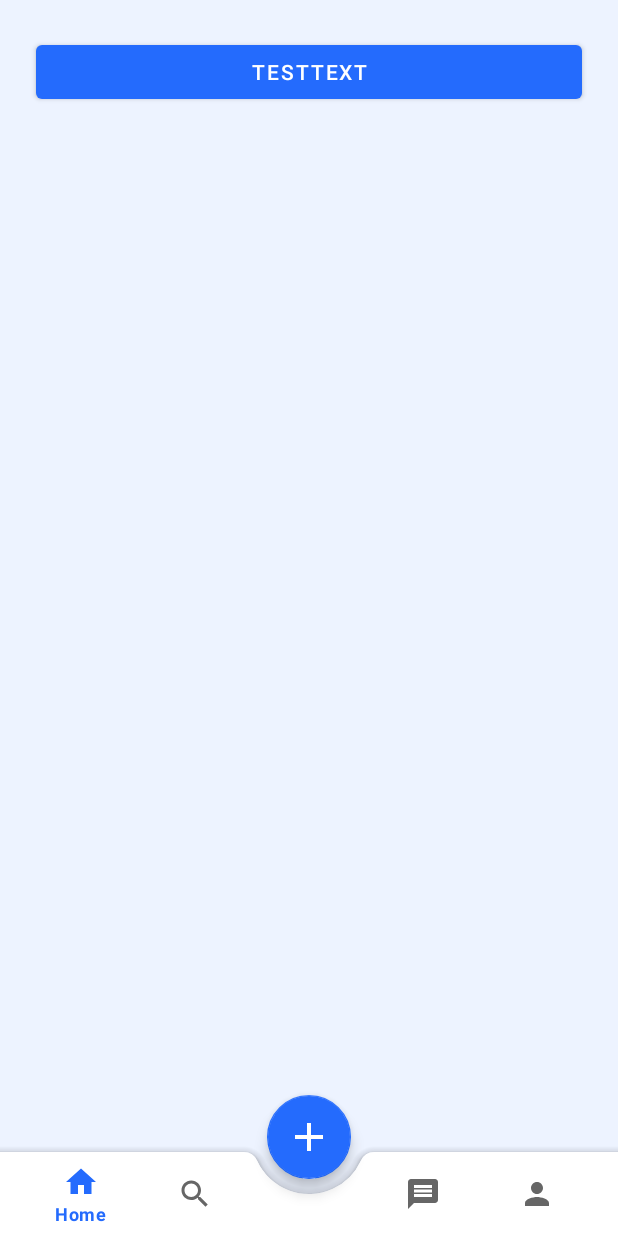
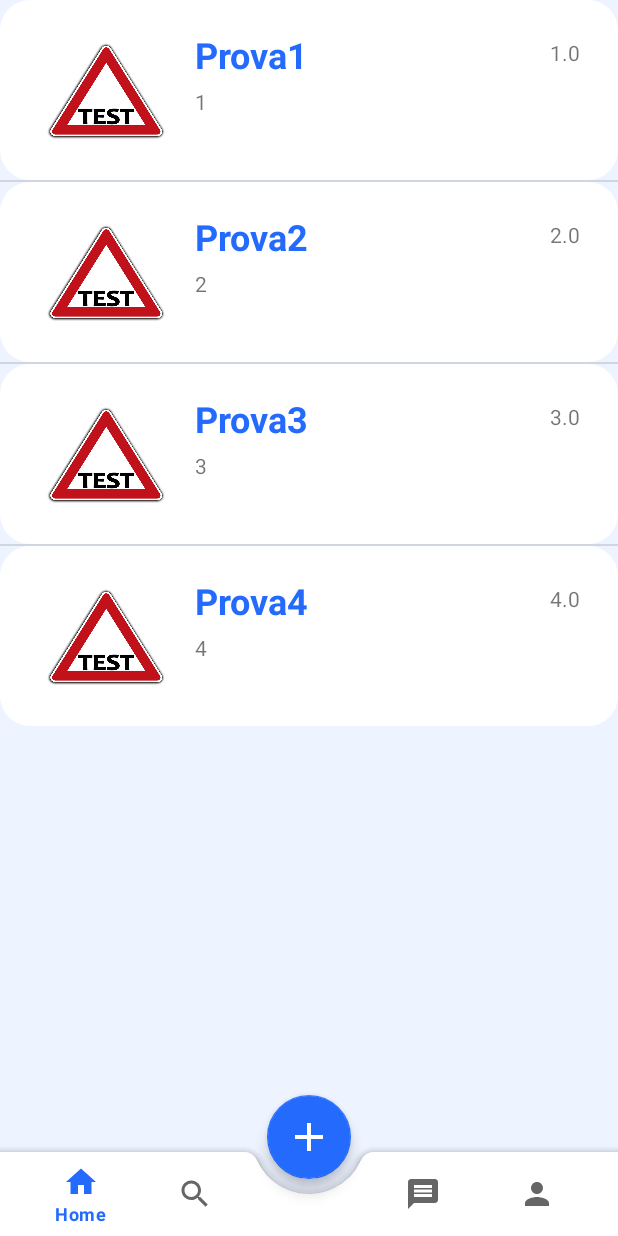
Before and after one commit to Javaninja-lab/UsedBooks, an Android app: the screen it shows after launch (MainActivity), after a tap on "LOGIN", on a phone screen of 412 x 824 dp. Run offline under Robolectric (Android 15) with nearby library versions, the phone set to English and light mode, and no system bars; our stand-ins replace navigation-ui.

Commit message:
- Rimossa la libreria 'kotlin-android-extensions' e passaggio a findViewById(dd : Int) - Implementato l'adapter per mostrare i Materiale.kt in HomeFragment.kt - Implementato il passaggio tra HomeFragment.kt e MaterialeFragment.kt (non il passaggio di parametri)

```diff
--- a/app/build.gradle
+++ b/app/build.gradle
@@ -1,7 +1,6 @@
 plugins {
     id 'com.android.application'
     id 'org.jetbrains.kotlin.android'
-    id 'kotlin-android-extensions'
     id 'com.google.gms.google-services'
 }
 
@@ -52,11 +51,6 @@ dependencies {
     implementation("androidx.navigation:navigation-dynamic-features-fragment:2.4.2")
     implementation 'com.google.firebase:firebase-firestore-ktx:24.1.1'
 
-    implementation 'com.google.firebase:firebase-analytics-ktx'
-    implementation 'com.google.firebase:firebase-auth-ktx'
-    implementation 'com.google.firebase:firebase-firestore-ktx'
-
-
     testImplementation 'junit:junit:4.13.2'
     androidTestImplementation 'androidx.test.ext:junit:1.1.3'
     androidTestImplementation 'androidx.test.espresso:espresso-core:3.4.0'
--- a/app/src/main/java/com/example/usedbooks/LoginActivity.kt
+++ b/app/src/main/java/com/example/usedbooks/LoginActivity.kt
@@ -3,19 +3,21 @@ package com.example.usedbooks
 import android.content.Intent
 import androidx.appcompat.app.AppCompatActivity
 import android.os.Bundle
+import android.widget.Button
 import com.example.usedbooks.main.MainActivity
-import kotlinx.android.synthetic.main.activity_login.*
 
 class LoginActivity : AppCompatActivity() {
     override fun onCreate(savedInstanceState: Bundle?) {
         super.onCreate(savedInstanceState)
         setContentView(R.layout.activity_login)
 
+        val btn_SingIn = findViewById<Button>(R.id.btn_SingIn)
         btn_SingIn.setOnClickListener {
             val i = Intent(this, RegisterActivity::class.java);
             startActivity(i)
             overridePendingTransition(R.anim.slide_in_right, R.anim.slide_out_left)
         }
+        val btn_Login = findViewById<Button>(R.id.btn_Login)
         btn_Login.setOnClickListener {
             val i = Intent(this, MainActivity::class.java)
             startActivity(i)
--- a/app/src/main/java/com/example/usedbooks/dataClass/Database.kt
+++ b/app/src/main/java/com/example/usedbooks/dataClass/Database.kt
@@ -16,7 +16,7 @@ class Database() {
     private fun getMateriali() : ArrayList<Materiale> {
         val dareturn = ArrayList<Materiale>()
         for(i in 1..4) {
-            dareturn.add(Materiale(i, "Prova"+i, "Descrizione_"+i, i.toFloat(), i.toFloat(), i, i))
+            dareturn.add(Materiale(i, "Prova"+i, "Descrizione_"+i, i.toDouble(), i.toFloat(), i.toFloat(), i, i))
         }
         return dareturn
     }
--- a/app/src/main/java/com/example/usedbooks/dataClass/Materiale.kt
+++ b/app/src/main/java/com/example/usedbooks/dataClass/Materiale.kt
@@ -1,3 +1,3 @@
 package com.example.usedbooks.dataClass
 
-data class Materiale(val id : Int, val nome : String, val descrizione : String, val cordx : Float, val cordy : Float, val idCorso : Int, val idVenditore : Int)
+data class Materiale(val id : Int, public val nome : String, val descrizione : String, val prezzo : Double, val cordx : Float, val cordy : Float, val idCorso : Int, val idVenditore : Int)
--- a/app/src/main/java/com/example/usedbooks/main/MainActivity.kt
+++ b/app/src/main/java/com/example/usedbooks/main/MainActivity.kt
@@ -3,12 +3,13 @@ package com.example.usedbooks.main
 import android.content.Intent
 import androidx.appcompat.app.AppCompatActivity
 import android.os.Bundle
+import android.widget.Button
 import androidx.navigation.findNavController
 import androidx.navigation.ui.setupWithNavController
 import com.example.usedbooks.NuovoAnnuncioActivity
 import com.example.usedbooks.R
 import com.google.android.material.bottomnavigation.BottomNavigationView
-import kotlinx.android.synthetic.main.activity_main.*
+import com.google.android.material.floatingactionbutton.FloatingActionButton
 
 
 class MainActivity : AppCompatActivity() {
@@ -21,8 +22,8 @@ class MainActivity : AppCompatActivity() {
         val bottomNav = findViewById<BottomNavigationView>(R.id.bottomNavigationView)
         bottomNav.setupWithNavController(navController)
 
-
-        buttonAddAnnuncio.setOnClickListener {
+        val btn_Add_Annuncio = findViewById<FloatingActionButton>(R.id.btn_Add_Annuncio)
+        btn_Add_Annuncio.setOnClickListener {
             val i = Intent(this, NuovoAnnuncioActivity::class.java)
             startActivity(i)
         }
--- a/app/src/main/java/com/example/usedbooks/main/home/HomeFragment.kt
+++ b/app/src/main/java/com/example/usedbooks/main/home/HomeFragment.kt
@@ -1,14 +1,16 @@
 package com.example.usedbooks.main.home
 
+import android.content.Context
 import android.os.Bundle
 import androidx.fragment.app.Fragment
 import android.view.LayoutInflater
 import android.view.View
 import android.view.ViewGroup
-import android.widget.Button
+import android.widget.*
 import androidx.navigation.findNavController
 import com.example.usedbooks.R
-import com.example.usedbooks.main.home.MaterialeFragment
+import com.example.usedbooks.dataClass.Database
+import com.example.usedbooks.dataClass.Materiale
 
 class HomeFragment : Fragment() {
 
@@ -19,26 +21,55 @@ class HomeFragment : Fragment() {
     ): View? {
         val view = inflater.inflate(R.layout.fragment_home, container, false)
 
-        val btn = view.findViewById<Button>(R.id.btn_test_home)
+        val adapter = MaterialeAdapter(this.requireContext(), Database.getMateriali())
+        val lv_home = view.findViewById<ListView>(R.id.lv_home)
+        lv_home.adapter = adapter
+        lv_home.setOnItemClickListener { adapterView, view, i, l ->
+            view.findNavController().navigate(R.id.action_homeFragment_to_materialeFragment)
+        }
+
+
+        /*val btn = view.findViewById<Button>(R.id.btn_test_home)
         btn.setOnClickListener {
                 it.findNavController().navigate(R.id.action_homeFragment_to_materialeFragment)
-        }
+        }*/
         return view
     }
+}
 
-    companion object {
-        /**
-         * Use this factory method to create a new instance of
-         * this fragment using the provided parameters.
-         * @return A new instance of fragment SearchFragment.
-         */
-        @JvmStatic
-        fun newInstance() =
-            HomeFragment().apply {
-                arguments = Bundle().apply {
+class MaterialeAdapter(private val context: Context,
+       private val dataSource: ArrayList<Materiale>) : BaseAdapter() {
 
-                }
-            }
+    private val inflater: LayoutInflater
+            = context.getSystemService(Context.LAYOUT_INFLATER_SERVICE) as LayoutInflater
+
+    override fun getCount(): Int {
+        return dataSource.size
+    }
+
+    override fun getItem(position: Int): Materiale {
+        return dataSource[position]
+    }
+
+    override fun getItemId(position: Int): Long {
+        return position.toLong()
+    }
+
+    override fun getView(position: Int, convertView: View?, parent: ViewGroup): View {
+        // Get view for row item
+        val rowView = inflater.inflate(R.layout.list_item_home, parent, false)
+
+        val materiale = getItem(position)
+
+        val iv_foto_materiale = rowView.findViewById<ImageView>(R.id.iv_foto_materiale)
+        //TODO(Mettere immagine presa dalla classe)
+        val tv_nome_materiale = rowView.findViewById<TextView>(R.id.tv_nome_materiale)
+        tv_nome_materiale.setText(materiale.nome)
+        val tv_nome_venditore = rowView.findViewById<TextView>(R.id.tv_nome_venditore)
+        tv_nome_venditore.setText(materiale.idVenditore.toString())
+        val tv_prezzo = rowView.findViewById<TextView>(R.id.tv_prezzo)
+        tv_prezzo.setText(materiale.prezzo.toString())
+        return rowView
     }
 
 }
--- a/app/src/main/java/com/example/usedbooks/main/studente.kt
+++ /dev/null
@@ -1,9 +0,0 @@
-package com.example.usedbooks.main
-
-class studente(
-    var name: String="",
-    var surname: String ="",
-    var email: String="",
-    var password : String= ""
-) {
-}
--- a/app/src/main/res/layout/activity_main.xml
+++ b/app/src/main/res/layout/activity_main.xml
@@ -47,7 +47,7 @@
 
 
     <com.google.android.material.floatingactionbutton.FloatingActionButton
-        android:id="@+id/buttonAddAnnuncio"
+        android:id="@+id/btn_Add_Annuncio"
         android:layout_width="wrap_content"
         android:layout_height="wrap_content"
         android:src="@drawable/ic_add"
@@ -56,7 +56,7 @@
         app:layout_anchorGravity="top|center"
         app:maxImageSize="32dp"
         app:tint="@color/white"
-        />
+        android:contentDescription="@string/add_annunce" />
 
 
 </androidx.coordinatorlayout.widget.CoordinatorLayout>
--- a/app/src/main/res/layout/fragment_home.xml
+++ b/app/src/main/res/layout/fragment_home.xml
@@ -8,19 +8,12 @@
     android:background="?attr/colorPrimaryVariant"
     android:tag="home">
 
-
-    <Button
-        android:id="@+id/btn_test_home"
-        android:layout_width="match_parent"
-        android:layout_height="wrap_content"
-        android:layout_margin="24dp"
-        android:text="@string/testtext"
-        app:layout_constraintTop_toTopOf="parent" />
-
     <ListView
         android:id="@+id/lv_home"
         android:layout_width="match_parent"
         android:layout_height="wrap_content"
-        app:layout_constraintTop_toBottomOf="@+id/btn_test_home"
+        app:layout_constraintEnd_toEndOf="parent"
+        app:layout_constraintStart_toStartOf="parent"
+        app:layout_constraintTop_toTopOf="parent"
         tools:listitem="@layout/list_item_home" />
 </androidx.constraintlayout.widget.ConstraintLayout>
--- a/app/src/main/res/values/strings.xml
+++ b/app/src/main/res/values/strings.xml
@@ -23,4 +23,5 @@
     <string name="name_of_client">Name of client</string>
     <string name="price">Price</string>
     <string name="name_of_vendor">Name of vendor</string>
+    <string name="add_annunce">Add annunce</string>
 </resources>
```
